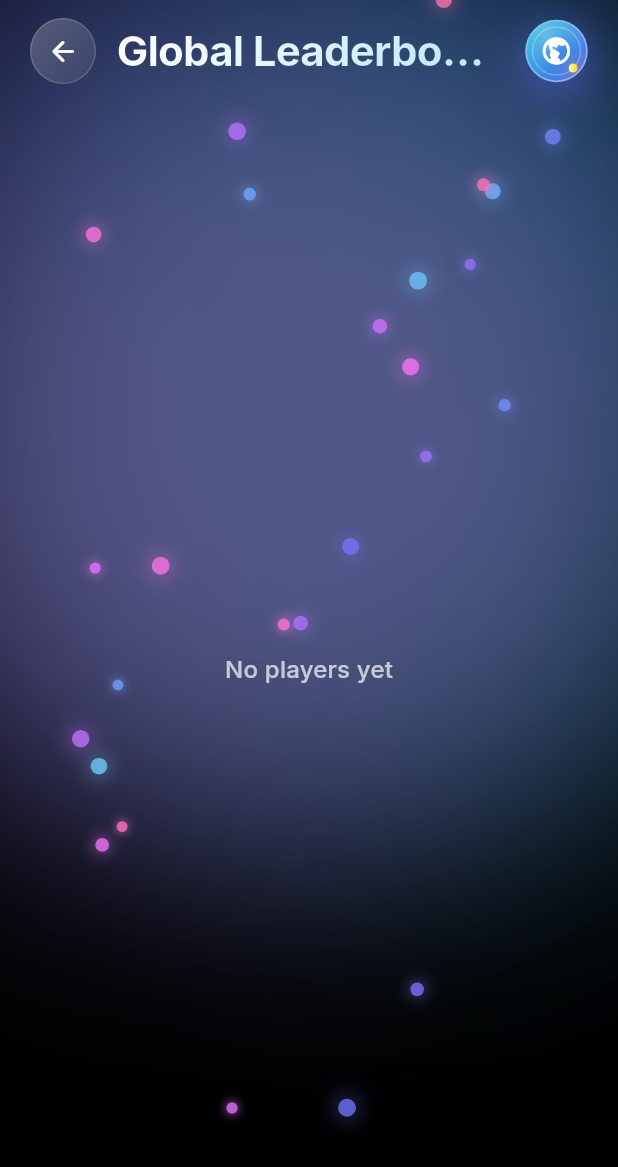
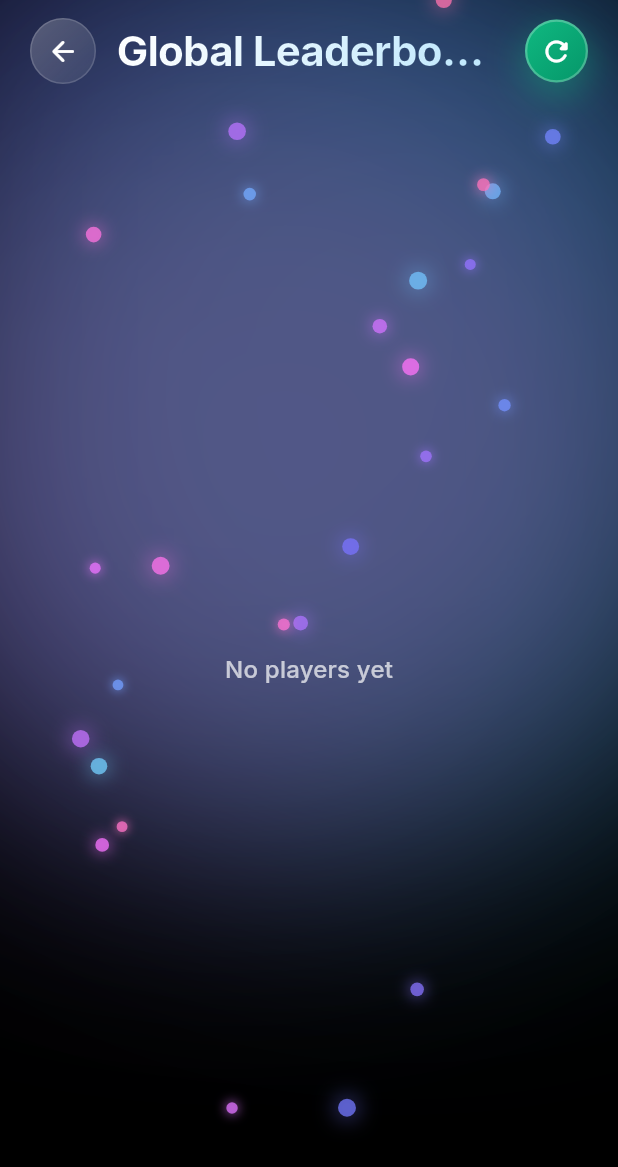
Before and after one commit to AndrewSpourgeon/Sudoku, a Flutter app: the LeaderboardScreen screen opened by its route, on a phone screen of 412 x 824 dp. Shown: the top 1167 px of the screen. Run offline on Flutter 3.47's test engine with Material 3 defaults, Android fonts, the phone set to English and light mode, and no system bars; our stand-ins replace cloud_firestore, confetti, firebase_auth, firebase_core, google_fonts, google_sign_in and 2 more; accounts and stored records are empty.

Commit message:
Fixed loading issue and added refresh

```diff
--- a/lib/src/screens/leaderboard_screen.dart
+++ b/lib/src/screens/leaderboard_screen.dart
@@ -1,17 +1,18 @@
 import 'dart:ui';
 import 'dart:io';
 import 'package:flutter/rendering.dart';
+import 'package:flutter/services.dart';
 import 'package:path_provider/path_provider.dart';
 import 'package:firebase_auth/firebase_auth.dart';
 import 'package:flutter/material.dart';
 import 'package:provider/provider.dart';
 import 'package:share_plus/share_plus.dart';
+import 'package:lottie/lottie.dart';
 
 import '../models/leaderboard_entry.dart';
 import '../repositories/user_repository.dart';
 import '../controllers/profile_controller.dart';
 import '../features/leaderboard/widgets/nebula_background.dart';
-import '../features/leaderboard/widgets/globe_badge.dart';
 import '../features/leaderboard/widgets/rank_progress_capsule.dart';
 import '../features/leaderboard/widgets/leaderboard_row.dart';
 import '../features/leaderboard/widgets/leaderboard_header.dart';
@@ -43,6 +44,7 @@ class _LeaderboardScreenState extends State<LeaderboardScreen>
   late final Stream<List<LeaderboardEntry>> _stream;
   final GlobalKey<_LeaderboardListState> _listKey =
       GlobalKey<_LeaderboardListState>();
+  bool _isRefreshing = false;
 
   @override
   void initState() {
@@ -51,6 +53,25 @@ class _LeaderboardScreenState extends State<LeaderboardScreen>
     WidgetsBinding.instance.addPostFrameCallback(
       (_) => _introController.forward(),
     );
+  }
+
+  Future<void> _refreshLeaderboard() async {
+    if (_isRefreshing) return;
+
+    setState(() => _isRefreshing = true);
+
+    try {
+      // Add a delay to show the loading animation
+      await Future.delayed(const Duration(milliseconds: 2000));
+
+      // The stream will automatically update with fresh data from Firestore
+    } catch (e) {
+      // Handle error silently
+    } finally {
+      if (mounted) {
+        setState(() => _isRefreshing = false);
+      }
+    }
   }
 
   @override
@@ -139,7 +160,75 @@ class _LeaderboardScreenState extends State<LeaderboardScreen>
                                         ),
                                       ),
                                       const SizedBox(width: 12),
-                                      const GlobeBadge(),
+                                      GestureDetector(
+                                        onTap: () {
+                                          HapticFeedback.lightImpact();
+                                          _refreshLeaderboard();
+                                        },
+                                        child: AnimatedContainer(
+                                          duration: const Duration(
+                                            milliseconds: 200,
+                                          ),
+                                          width: 42,
+                                          height: 42,
+                                          decoration: BoxDecoration(
+                                            shape: BoxShape.circle,
+                                            gradient: LinearGradient(
+                                              colors: _isRefreshing
+                                                  ? [
+                                                      const Color(0xFF8B5CF6),
+                                                      const Color(0xFF6366F1),
+                                                    ]
+                                                  : [
+                                                      const Color(0xFF10B981),
+                                                      const Color(0xFF059669),
+                                                    ],
+                                              begin: Alignment.topLeft,
+                                              end: Alignment.bottomRight,
+                                            ),
+                                            boxShadow: [
+                                              BoxShadow(
+                                                color:
+                                                    (_isRefreshing
+                                                            ? const Color(
+                                                                0xFF8B5CF6,
+                                                              )
+                                                            : const Color(
+                                                                0xFF10B981,
+                                                              ))
+                                                        .withOpacity(.4),
+                                                blurRadius: _isRefreshing
+                                                    ? 24
+                                                    : 20,
+                                                offset: const Offset(0, 8),
+                                                spreadRadius: _isRefreshing
+                                                    ? 3
+                                                    : 2,
+                                              ),
+                                            ],
+                                            border: Border.all(
+                                              color: Colors.white.withOpacity(
+                                                .25,
+                                              ),
+                                              width: 1.5,
+                                            ),
+                                          ),
+                                          child: _isRefreshing
+                                              ? SizedBox(
+                                                  width: 22,
+                                                  height: 22,
+                                                  child: Lottie.asset(
+                                                    'assets/lottie/loading.json',
+                                                    fit: BoxFit.contain,
+                                                  ),
+                                                )
+                                              : const Icon(
+                                                  Icons.refresh_rounded,
+                                                  color: Colors.white,
+                                                  size: 22,
+                                                ),
+                                        ),
+                                      ),
                                     ],
                                   ),
                                 ),
@@ -297,6 +386,44 @@ class _LeaderboardScreenState extends State<LeaderboardScreen>
   }
 
   Future<void> _shareProfileCard(int rank) async {
+    // Create and show loading overlay
+    late OverlayEntry loadingOverlay;
+    loadingOverlay = OverlayEntry(
+      builder: (context) => Positioned.fill(
+        child: Container(
+          color: Colors.black.withOpacity(0.5),
+          child: Center(
+            child: Container(
+              width: 280,
+              height: 280,
+              padding: const EdgeInsets.all(24),
+              decoration: BoxDecoration(
+                color: Colors.black.withOpacity(0.7),
+                borderRadius: BorderRadius.circular(24),
+                boxShadow: [
+                  BoxShadow(
+                    color: Colors.black.withOpacity(0.3),
+                    blurRadius: 20,
+                    spreadRadius: 4,
+                  ),
+                ],
+                border: Border.all(
+                  color: const Color(0xFF6366F1).withOpacity(0.3),
+                  width: 1.5,
+                ),
+              ),
+              child: Lottie.asset(
+                'assets/lottie/loading.json',
+                fit: BoxFit.contain,
+              ),
+            ),
+          ),
+        ),
+      ),
+    );
+
+    Overlay.of(context).insert(loadingOverlay);
+
     try {
       final key = GlobalKey();
       final overlay = Overlay.of(context);
@@ -353,8 +480,10 @@ class _LeaderboardScreenState extends State<LeaderboardScreen>
             'I am currently #$rank on the Sudoku Global Leaderboard! Can you beat me?',
       );
       entry.remove();
+      loadingOverlay.remove();
     } catch (e) {
       Share.share('I am currently #$rank on the Sudoku Global Leaderboard!');
+      loadingOverlay.remove();
     }
   }
 }
--- a/pubspec.yaml
+++ b/pubspec.yaml
@@ -16,7 +16,7 @@ publish_to: 'none' # Remove this line if you wish to publish to pub.dev
 # https://developer.apple.com/library/archive/documentation/General/Reference/InfoPlistKeyReference/Articles/CoreFoundationKeys.html
 # In Windows, build-name is used as the major, minor, and patch parts
 # of the product and file versions while build-number is used as the build suffix.
-version: 1.0.1+2
+version: 1.0.2+3
 
 environment:
   sdk: ^3.9.0
```
